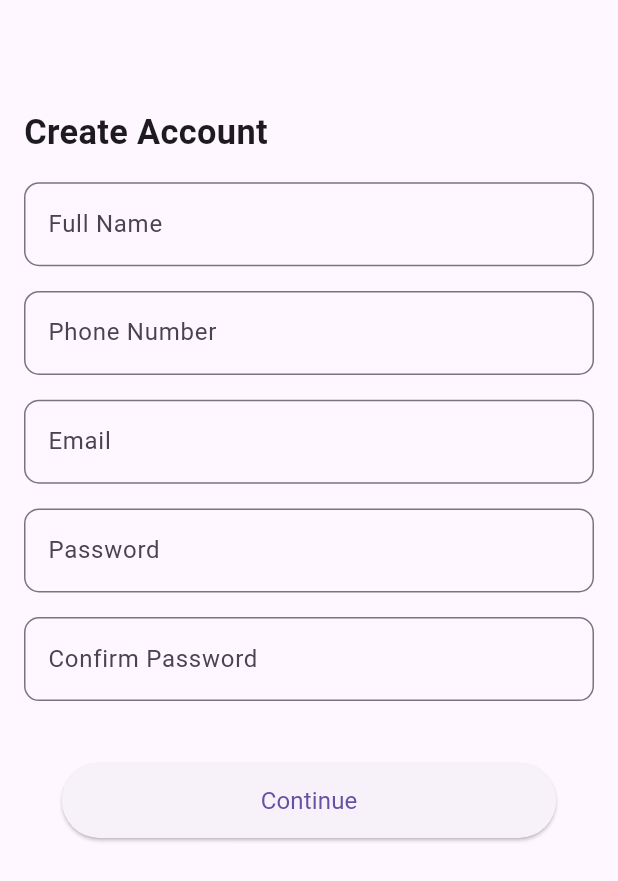
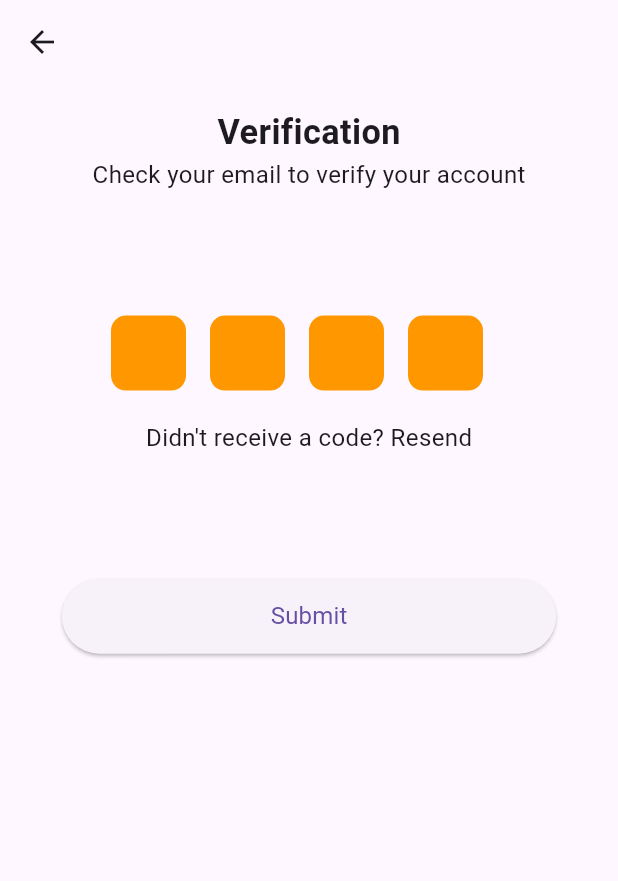
Before and after one commit to zeyadeldesouki/gofood, a Flutter app: the Signupview screen opened by its route, after a tap on "Continue", on a phone screen of 412 x 824 dp. Shown: the top 881 px of the screen. Run offline on Flutter 3.47's test engine with Material 3 defaults, Android fonts, the light colour scheme and no system bars; our stand-ins replace device_preview, dio, firebase_auth, firebase_core, form_builder_validators, go_router and 1 more; missing offline and left inert: flutter_facebook_auth, pay_with_stripe; accounts and stored records are empty; network calls fail.

Commit message:
verifiy view

```diff
--- a/lib/Core/appRouting.dart
+++ b/lib/Core/appRouting.dart
@@ -1,4 +1,5 @@
 import 'package:go_router/go_router.dart';
+import 'package:gofood/Features/VerifiyView/presentation/views/VerifiyView.dart';
 import 'package:gofood/Features/signIn/presentation/views/signInView.dart';
 import 'package:gofood/Features/signUp/presentation/views/signUpView.dart';
 import 'package:gofood/Features/splashView/presentation/views/splashView.dart';
@@ -21,7 +22,7 @@ class AppRoutes {
       GoRoute(path: kSignup, builder: (context, state) => const Signupview()),
       GoRoute(path: kSignIn, builder: (context, state) => const Signinview()),
       // GoRoute(path: kProfile, builder: (context, state) => const ProfileView()),
-      // GoRoute(path: kVerifiy, builder: (context, state) => const VerifiyView()),
+      GoRoute(path: kVerifiy, builder: (context, state) => const VerifiyView()),
       // GoRoute(path: kHome, builder: (context, state) => const HomeView()),
       // GoRoute(
       //   path: kDetails,
--- /dev/null
+++ b/lib/Features/VerifiyView/presentation/views/VerifiyView.dart
@@ -0,0 +1,58 @@
+import 'package:flutter/material.dart';
+import 'package:flutter/widgets.dart';
+import 'package:gofood/Core/appStyles.dart';
+import 'package:gofood/Core/customButton.dart';
+import 'package:gofood/Features/VerifiyView/presentation/views/widgets/OTP.dart';
+import 'package:gofood/Features/signIn/data/customButtonModel.dart';
+
+class VerifiyView extends StatelessWidget {
+  const VerifiyView({super.key});
+
+  @override
+  Widget build(BuildContext context) {
+    return Scaffold(
+      appBar: AppBar(),
+      body: Padding(
+        padding: const EdgeInsets.all(16.0),
+        child: Column(
+          children: [
+            Text("Verification", style: AppStyles.text20(context)),
+            Text(
+              "Check your email to verify your account",
+              style: AppStyles.text14(context),
+            ),
+            SizedBox(height: MediaQuery.sizeOf(context).height * 0.1),
+            const Row(
+              mainAxisAlignment: MainAxisAlignment.center,
+              children: [
+                OTPcontainer(),
+                OTPcontainer(),
+                OTPcontainer(),
+                OTPcontainer(),
+              ],
+            ),
+            const SizedBox(height: 20),
+            Row(
+              mainAxisAlignment: MainAxisAlignment.center,
+              children: [
+                Text(
+                  "Didn't receive a code? ",
+                  style: AppStyles.text14(context),
+                ),
+                Text("Resend", style: AppStyles.text14(context)),
+              ],
+            ),
+            SizedBox(height: MediaQuery.sizeOf(context).height * 0.1),
+            customButton(
+              custombuttonmodel: Custombuttonmodel(
+                minimumSize: Size(MediaQuery.sizeOf(context).width * 0.8, 50),
+                text: "Submit",
+                onPressed: () {},
+              ),
+            ),
+          ],
+        ),
+      ),
+    );
+  }
+}
--- /dev/null
+++ b/lib/Features/VerifiyView/presentation/views/widgets/OTP.dart
@@ -0,0 +1,21 @@
+import 'package:flutter/material.dart';
+import 'package:flutter/widgets.dart';
+
+class OTPcontainer extends StatelessWidget {
+  const OTPcontainer({super.key});
+
+  @override
+  Widget build(BuildContext context) {
+    return Padding(
+      padding: const EdgeInsets.only(right: 16.0),
+      child: Container(
+        width: 50,
+        height: 50,
+        decoration: BoxDecoration(
+          color: Colors.orange,
+          borderRadius: BorderRadius.circular(10),
+        ),
+      ),
+    );
+  }
+}
--- a/lib/Features/signUp/presentation/views/signUpView.dart
+++ b/lib/Features/signUp/presentation/views/signUpView.dart
@@ -1,5 +1,7 @@
 import 'package:flutter/material.dart';
 import 'package:form_builder_validators/form_builder_validators.dart';
+import 'package:go_router/go_router.dart';
+import 'package:gofood/Core/appRouting.dart';
 import 'package:gofood/Core/appStyles.dart';
 import 'package:gofood/Core/authService.dart';
 import 'package:gofood/Core/customButton.dart';
@@ -44,6 +46,11 @@ class _SignupviewState extends State<Signupview> {
 
               customtextfield(
                 customtextfieldmodel: Customtextfieldmodel(
+                  validator: [
+                    FormBuilderValidators.required(
+                      errorText: "Full Name is required",
+                    ),
+                  ],
                   hinttext: "Enter Full Name",
                   label: const Text("Full Name"),
                 ),
@@ -51,6 +58,11 @@ class _SignupviewState extends State<Signupview> {
               SizedBox(height: MediaQuery.sizeOf(context).height * 0.02),
               customtextfield(
                 customtextfieldmodel: Customtextfieldmodel(
+                  validator: [
+                    FormBuilderValidators.required(
+                      errorText: "Phone Number is required",
+                    ),
+                  ],
                   hinttext: "Enter Phone Number",
                   label: const Text("Phone Number"),
                 ),
@@ -77,6 +89,15 @@ class _SignupviewState extends State<Signupview> {
               customtextfield(
                 customtextfieldmodel: Customtextfieldmodel(
                   controller: password,
+                  validator: [
+                    FormBuilderValidators.required(
+                      errorText: "Password is required",
+                    ),
+                    FormBuilderValidators.minLength(
+                      6,
+                      errorText: "Password must be at least 6 characters",
+                    ),
+                  ],
                   hinttext: "Enter Password",
                   label: const Text("Password"),
                 ),
@@ -88,10 +109,8 @@ class _SignupviewState extends State<Signupview> {
                     FormBuilderValidators.required(
                       errorText: "Confirm Password is required",
                     ),
-                    FormBuilderValidators.match(
-                      RegExp(password.text),
-                      errorText: "Password does not match",
-                    ),
+                    (value) =>
+                        value != password.text ? "Passwords don't match" : null,
                   ],
                   hinttext: "Confirm Password",
                   label: const Text("Confirm Password"),
@@ -108,7 +127,11 @@ class _SignupviewState extends State<Signupview> {
                     ),
                     onPressed: () {
                       if (formkey.currentState!.validate()) {
-                        authService().sendEmailVerification();
+                        authService().signUpWithEmailAndPassword(
+                          email.text,
+                          password.text,
+                        );
+                        GoRouter.of(context).push(AppRoutes.kVerifiy);
                       }
                     },
                   ),
```
